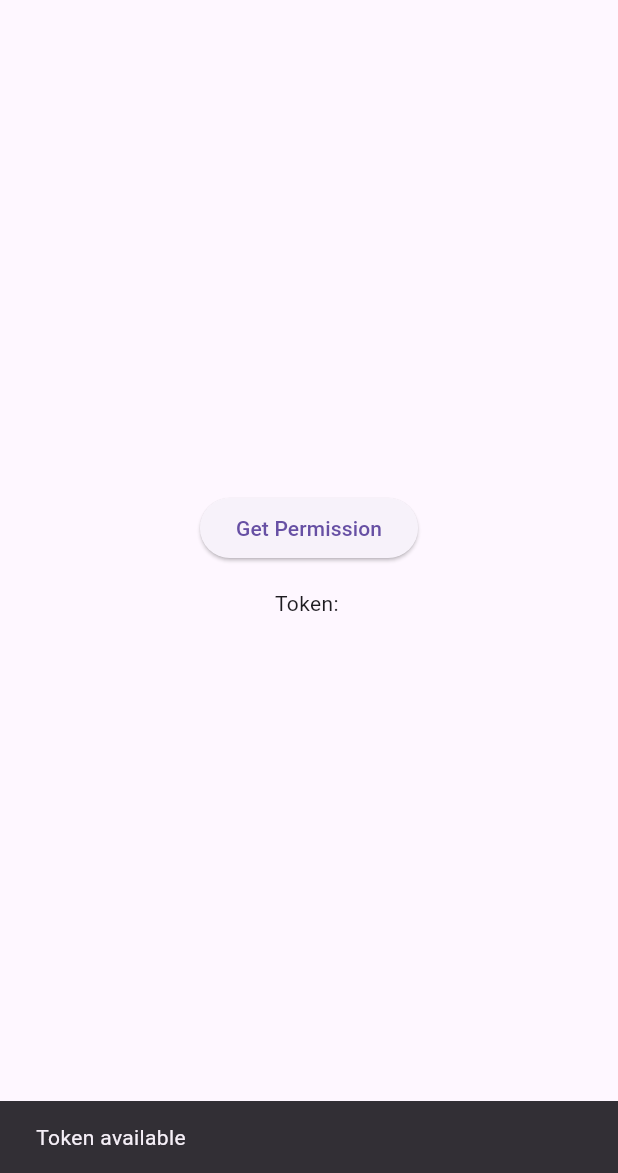
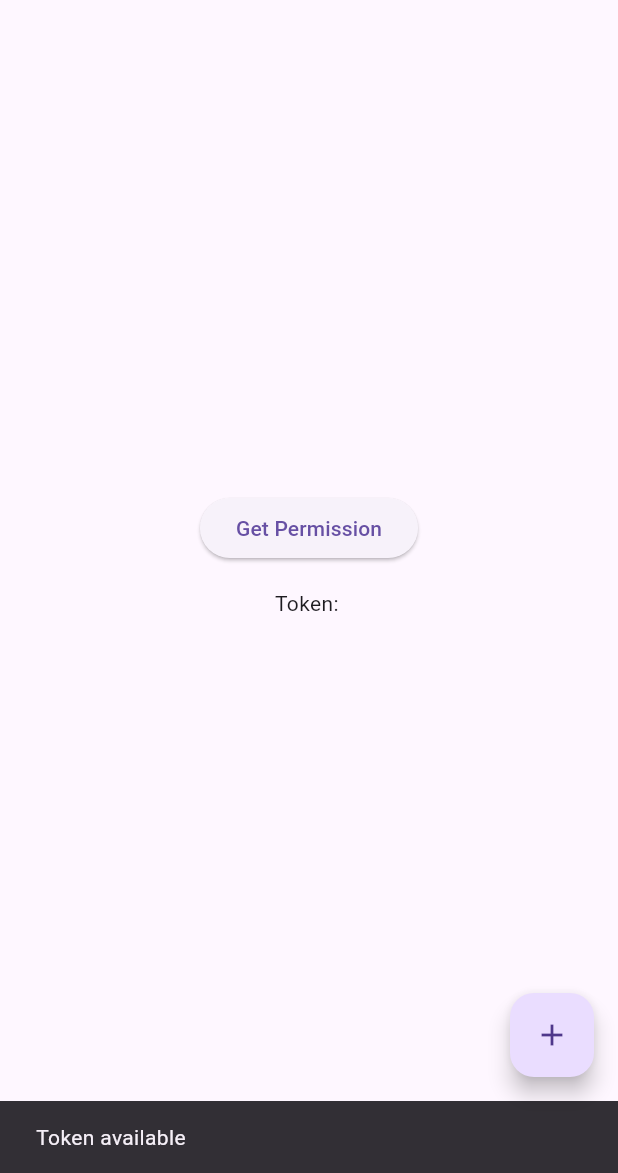
Before and after one commit to KerolIA98/fcmtest, a Flutter app: the screen it shows after launch, after a tap on "Get Permission", on a phone screen of 412 x 824 dp, the part 63-1236 px from its top. Run offline on Flutter 3.47's test engine with Material 3 defaults, Android fonts, the phone set to English and light mode, and no system bars; our stand-ins replace firebase_core, firebase_messaging; accounts and stored records are empty.

Commit message:
Update main.dart

```diff
--- a/lib/main.dart
+++ b/lib/main.dart
@@ -175,11 +175,11 @@ class _MyHomePageState extends State<MyHomePage> {
           ],
         ),
       ),
-      // floatingActionButton: FloatingActionButton(
-      //   onPressed: _incrementCounter,
-      //   tooltip: 'Increment',
-      //   child: const Icon(Icons.add),
-      // ),
+      floatingActionButton: FloatingActionButton(
+        onPressed: _incrementCounter,
+        tooltip: 'Increment',
+        child: const Icon(Icons.add),
+      ),
     );
   }
 }
```
